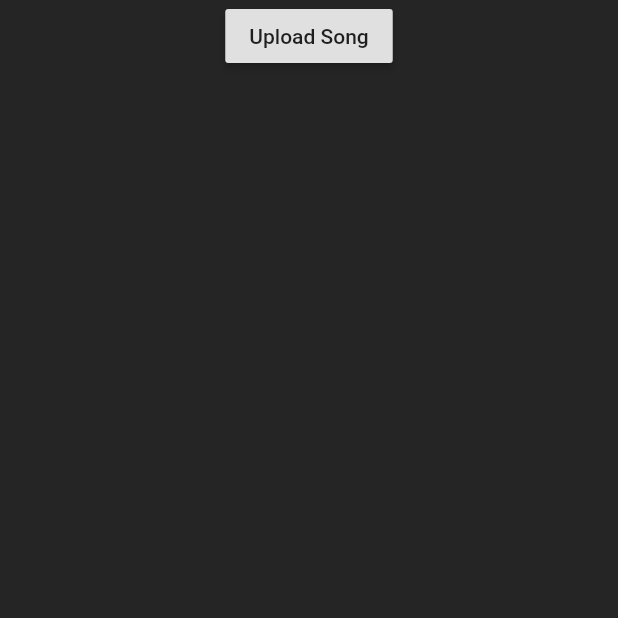
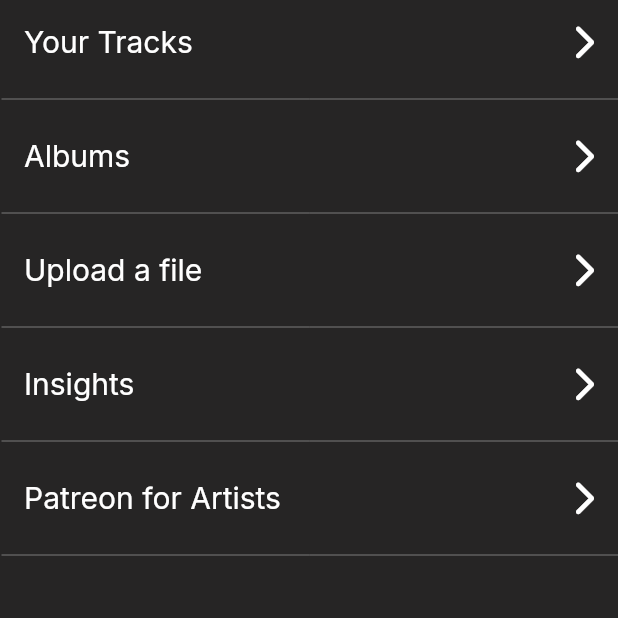
Before and after one commit to franzrocha/MuSikat-App, a Flutter app: the ArtistsScreen screen opened directly, on a phone screen of 412 x 824 dp, the top half of it. Run offline on Flutter 3.47's test engine with Material 2 defaults, Android fonts, the phone set to English and light mode, and no system bars; our stand-ins replace audioplayers, cloud_firestore, file_picker, firebase_auth, firebase_core, firebase_storage and 7 more; missing offline and left inert: cloud_firestore_web, firebase_auth_web, firebase_core_web, firebase_storage_web, image_picker_for_web; accounts and stored records are empty.

Commit message:
modified artist screen with static UI

```diff
--- a/lib/screens/home/artists_screen.dart
+++ b/lib/screens/home/artists_screen.dart
@@ -1,15 +1,9 @@
-// ignore_for_file: deprecated_member_use
-
-import 'dart:io';
-import 'package:firebase_core/firebase_core.dart';
-import 'package:file_picker/file_picker.dart';
-import 'package:firebase_storage/firebase_storage.dart';
 import 'package:flutter/material.dart';
-import 'package:fluttertoast/fluttertoast.dart';
+import 'package:font_awesome_flutter/font_awesome_flutter.dart';
+import 'package:google_fonts/google_fonts.dart';
 import 'package:musikat_app/constants.dart';
 
 class ArtistsScreen extends StatefulWidget {
-  static const String route = 'artists-screen';
   const ArtistsScreen({Key? key}) : super(key: key);
 
   @override
@@ -17,110 +11,72 @@ class ArtistsScreen extends StatefulWidget {
 }
 
 class _ArtistsScreenState extends State<ArtistsScreen> {
-  TextEditingController songname = TextEditingController();
-  TextEditingController artistname = TextEditingController();
-
-  String? imagepath;
-  File? file;
-
-  String url = "";
-  var name;
-
-  getsong() async {
-    FilePickerResult? result = await FilePicker.platform.pickFiles(
-      type: FileType.custom,
-      allowedExtensions: ['mp3', 'wav'],
-    );
-
-    if (result != null) {
-      File c = File(result.files.single.path.toString());
-      setState(() {
-        file = c;
-        name = result.names.toString();
-      });
-      uploadFile();
-    }
-  }
-
-  uploadFile() async {
-    try {
-      var songfile =
-          FirebaseStorage.instance.ref().child("Songs").child("/$name");
-      UploadTask task = songfile.putFile(file!);
-      TaskSnapshot snapshot = await task;
-      url = await snapshot.ref.getDownloadURL();
-
-      print(url);
-      if (file != null) {
-        Fluttertoast.showToast(
-          msg: "Done Uploaded",
-          textColor: Colors.red,
-        );
-      } else {
-        Fluttertoast.showToast(
-          msg: "Something went wrong",
-          textColor: Colors.red,
-        );
-      }
-    } on Exception catch (e) {
-      Fluttertoast.showToast(
-        msg: e.toString(),
-        textColor: Colors.red,
-      );
-    }
-  }
-
   @override
   Widget build(BuildContext context) {
     return Scaffold(
       backgroundColor: musikatBackgroundColor,
-      body: Center(
-        child: Column(
-          children: <Widget>[
-            // RaisedButton(
-            //   onPressed: () => selectimage(),
-            //   child: const Text("Select Image"),
-            // ),
-            // const SizedBox(
-            //   height: 10,
-            // ),
-            RaisedButton(
-              onPressed: () => getsong(),
-              child: const Text("Upload Song"),
-            ),
-            const SizedBox(
-              height: 10,
-            ),
-            // Padding(
-            //   padding: const EdgeInsets.fromLTRB(20, 10, 20, 10),
-            //   child: TextField(
-            //     controller: songname,
-            //     decoration: const InputDecoration(
-            //       filled: true, //<-- SEE HERE
-            //       fillColor: Colors.white,
-            //       hintText: "Enter Song Name",
-            //     ),
-            //   ),
-            // ),
-            // Padding(
-            //   padding: const EdgeInsets.fromLTRB(20, 10, 20, 10),
-            //   child: TextField(
-            //     controller: artistname,
-            //     decoration: const InputDecoration(
-            //       filled: true, //<-- SEE HERE
-            //       fillColor: Colors.white,
-            //       hintText: "Enter Artist Name",
-            //     ),
-            //   ),
-            // ),
-            // RaisedButton(
-            //   onPressed: () => {},
-            //   child: const Text("Upload Song"),
-            // ),
-            const SizedBox(
-              height: 10,
-            ),
-          ],
+      body: SafeArea(
+        child: Center(
+          child: Column(
+            children: [
+               ListTile(
+                  trailing: const FaIcon(FontAwesomeIcons.chevronRight, color: Colors.white),
+                  title: Text(
+                    'Your Tracks',
+                    style: GoogleFonts.inter(
+                      color: Colors.white,
+                      fontSize: 20,
+                    ),
+                  ),
+                ),
+               const Divider(height: 20, indent: 1.0, color: listileColor),
+                ListTile(
+                  trailing: const FaIcon(FontAwesomeIcons.chevronRight, color: Colors.white),
+                  title: Text(
+                    'Albums',
+                    style: GoogleFonts.inter(
+                      color: Colors.white,
+                      fontSize: 20,
+                    ),
+                  ),
+                ),
+               const Divider(height: 20, indent: 1.0, color: listileColor),
+                ListTile(
+                  trailing: const FaIcon(FontAwesomeIcons.chevronRight, color: Colors.white),
+                  title: Text(
+                    'Upload a file',
+                    style: GoogleFonts.inter(
+                      color: Colors.white,
+                      fontSize: 20,
+                    ),
+                  ),
+                ),
+               const Divider(height: 20, indent: 1.0, color: listileColor),
+                 ListTile(
+                  trailing: const FaIcon(FontAwesomeIcons.chevronRight, color: Colors.white),
+                  title: Text(
+                    'Insights',
+                    style: GoogleFonts.inter(
+                      color: Colors.white,
+                      fontSize: 20,
+                    ),
+                  ),
+                ),
+               const Divider(height: 20, indent: 1.0, color: listileColor),
+                ListTile(
+                  trailing: const FaIcon(FontAwesomeIcons.chevronRight, color: Colors.white),
+                  title: Text(
+                    'Patreon for Artists',
+                    style: GoogleFonts.inter(
+                      color: Colors.white,
+                      fontSize: 20,
+                    ),
+                  ),
+                ),
+               const Divider(height: 20, indent: 1.0, color: listileColor),
+
+            ]
+          ),
         ),
       ),
     );
--- a/lib/screens/home/music_player.dart
+++ b/lib/screens/home/music_player.dart
@@ -27,6 +27,7 @@ class _MusicPlayerScreenState extends State<MusicPlayerScreen> {
     player.onPlayerStateChanged.listen((state) {
       setState(() {
         isPlaying = state == PlayerState.PLAYING;
+
       });
     });
 
--- a/lib/screens/home/playlist.dart
+++ b/lib/screens/home/playlist_screen.dart
@@ -2,9 +2,6 @@ import 'package:flutter/material.dart';
 import 'package:font_awesome_flutter/font_awesome_flutter.dart';
 import 'package:google_fonts/google_fonts.dart';
 import 'package:musikat_app/constants.dart';
-import 'package:musikat_app/controllers/auth_controller.dart';
-import 'package:musikat_app/models/user_model.dart';
-import 'package:musikat_app/service_locators.dart';
 
 class PlaylistScreen extends StatefulWidget {
   const PlaylistScreen({Key? key}) : super(key: key);
--- a/pubspec.yaml
+++ b/pubspec.yaml
@@ -44,8 +44,6 @@ dependencies:
   fluttertoast: ^8.0.9
   modal_bottom_sheet: ^2.0.1
   audioplayers: ^0.20.1
-
-
 
 
 dev_dependencies:
```
Also changed, not shown: lib/screens/home/upload_screen.dart (added, +120 -0 lines), 2 other files.
